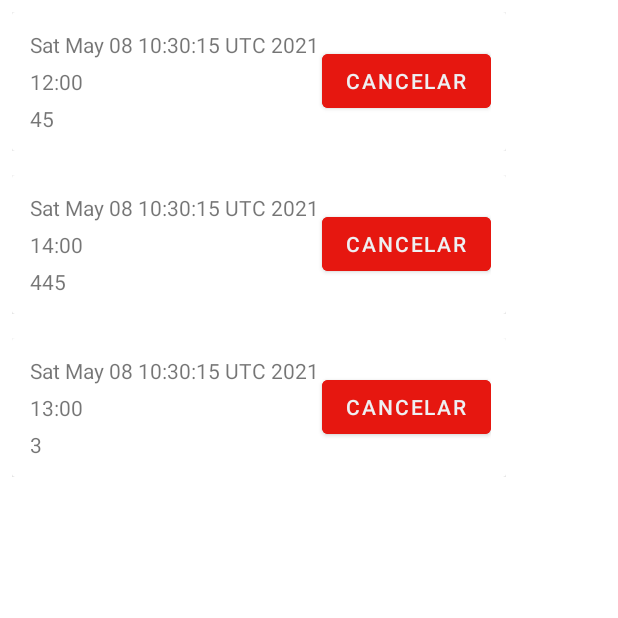
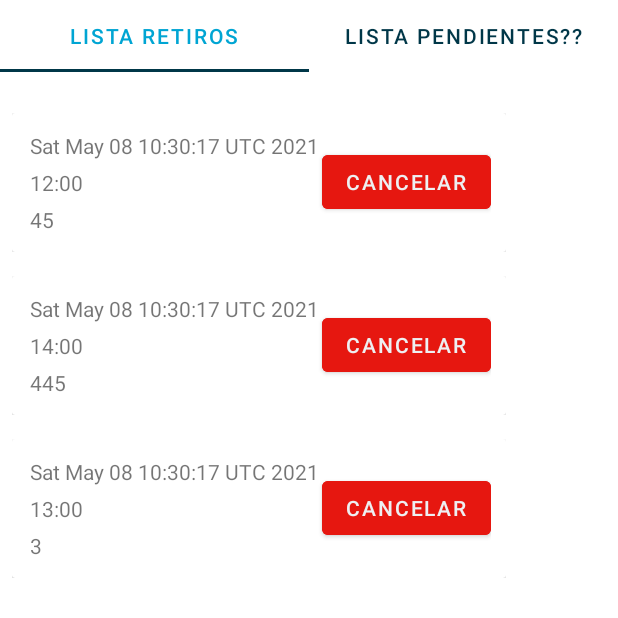
Before and after one commit to devRobots/reciclapp, an Android app: the RetirosFragment screen opened through its navigation route, on a phone screen of 412 x 824 dp, the top half of it. Run offline under Robolectric (Android 15) with nearby library versions, the phone set to English and light mode, and no system bars.

Commit message:
Tabs con listas hecho ;)

```diff
--- /dev/null
+++ b/app/src/main/java/co/edu/uniquindio/reciclapp/adapter/TabRetiroAdapter.kt
@@ -0,0 +1,22 @@
+package co.edu.uniquindio.reciclapp.adapter
+
+import androidx.fragment.app.Fragment
+import androidx.fragment.app.FragmentActivity
+import androidx.viewpager2.adapter.FragmentStateAdapter
+import co.edu.uniquindio.reciclapp.ui.fragment.ListaFragment
+
+class TabRetiroAdapter(fa: FragmentActivity) :  FragmentStateAdapter(fa) {
+
+    override fun getItemCount(): Int = 2
+
+    override fun createFragment(position: Int): Fragment {
+        return when(position){
+            0 -> { ListaFragment() }
+            1 -> { ListaFragment()
+            }
+            else -> { ListaFragment()
+            }
+        }
+    }
+
+}
--- /dev/null
+++ b/app/src/main/java/co/edu/uniquindio/reciclapp/ui/fragment/ListaFragment.kt
@@ -0,0 +1,54 @@
+package co.edu.uniquindio.reciclapp.ui.fragment
+
+import android.os.Bundle
+import android.view.LayoutInflater
+import android.view.View
+import android.view.ViewGroup
+import androidx.fragment.app.Fragment
+import androidx.recyclerview.widget.LinearLayoutManager
+import androidx.recyclerview.widget.RecyclerView
+import co.edu.uniquindio.reciclapp.R
+import co.edu.uniquindio.reciclapp.adapter.ListRetiroAdapter
+import co.edu.uniquindio.reciclapp.model.Retiro
+import java.util.*
+import kotlin.collections.ArrayList
+
+
+/**
+ * A simple [Fragment] subclass.
+ * Use the [ListaFragment.newInstance] factory method to
+ * create an instance of this fragment.
+ */
+class ListaFragment : Fragment() {
+
+    private lateinit var recyclerView: RecyclerView
+
+    override fun onCreateView(
+        inflater: LayoutInflater, container: ViewGroup?,
+        savedInstanceState: Bundle?
+    ): View? {
+        // Inflate the layout for this fragment
+        val view = inflater.inflate(R.layout.fragment_lista, container, false)
+
+        recyclerView = view.findViewById(R.id.rcvRetiroRealizado)
+
+
+        return view
+    }
+
+    override fun onActivityCreated(savedInstanceState: Bundle?) {
+        super.onActivityCreated(savedInstanceState)
+
+
+        recyclerView.setHasFixedSize(true)
+        recyclerView.layoutManager = LinearLayoutManager(activity)
+
+        val elements = ArrayList<Retiro>()
+        elements.add( Retiro( Date(),"12:00",45))
+        elements.add( Retiro( Date(),"14:00",445))
+        elements.add( Retiro( Date(),"13:00",3))
+        recyclerView.adapter = ListRetiroAdapter(elements, activity)
+
+    }
+
+}
--- a/app/src/main/java/co/edu/uniquindio/reciclapp/ui/fragment/RegistroFragment.kt
+++ b/app/src/main/java/co/edu/uniquindio/reciclapp/ui/fragment/RegistroFragment.kt
@@ -6,9 +6,11 @@ import android.view.LayoutInflater
 import android.view.View
 import android.view.ViewGroup
 import androidx.recyclerview.widget.LinearLayoutManager
+import androidx.viewpager.widget.ViewPager
 import co.edu.uniquindio.reciclapp.R
 import co.edu.uniquindio.reciclapp.adapter.ListRetiroAdapter
 import co.edu.uniquindio.reciclapp.model.Retiro
+import com.google.android.material.tabs.TabLayout
 import java.util.*
 import kotlin.collections.ArrayList
 
--- a/app/src/main/java/co/edu/uniquindio/reciclapp/ui/fragment/RetirosFragment.kt
+++ b/app/src/main/java/co/edu/uniquindio/reciclapp/ui/fragment/RetirosFragment.kt
@@ -5,37 +5,53 @@ import android.view.LayoutInflater
 import android.view.View
 import android.view.ViewGroup
 import androidx.fragment.app.Fragment
-import androidx.recyclerview.widget.LinearLayoutManager
-import androidx.recyclerview.widget.RecyclerView
+import androidx.fragment.app.FragmentActivity
+import androidx.viewpager2.widget.ViewPager2
 import co.edu.uniquindio.reciclapp.R
-import co.edu.uniquindio.reciclapp.adapter.ListRetiroAdapter
-import co.edu.uniquindio.reciclapp.model.Retiro
-import java.util.*
-import kotlin.collections.ArrayList
+import co.edu.uniquindio.reciclapp.adapter.TabRetiroAdapter
+import com.google.android.material.tabs.TabLayout
+import com.google.android.material.tabs.TabLayoutMediator
 
 class RetirosFragment : Fragment() {
 
-    private lateinit var recyclerView: RecyclerView
+    private lateinit var tabLayout: TabLayout
+    private lateinit var viewPager: ViewPager2
+
+    //private val adapter by lazy { TabRetiroAdapter(requireContext() as FragmentActivity) }
 
     override fun onCreateView(
         inflater: LayoutInflater,
         container: ViewGroup?,
         savedInstanceState: Bundle?
-    ): View? {
+
+        ): View? {
         val root = inflater.inflate(R.layout.fragment_retiros, container, false)
-        recyclerView = root.findViewById(R.id.rcvRetiroRealizado)
+
+        tabLayout = root.findViewById(R.id.tab_layout)
+        viewPager = root.findViewById(R.id.view_pager)
+
         return root
     }
 
     override fun onActivityCreated(savedInstanceState: Bundle?) {
         super.onActivityCreated(savedInstanceState)
-        recyclerView.setHasFixedSize(true)
-        recyclerView.layoutManager = LinearLayoutManager(activity)
 
-        val elements = ArrayList<Retiro>()
-        elements.add( Retiro( Date(),"12:00",45))
-        elements.add( Retiro( Date(),"14:00",445))
-        elements.add( Retiro( Date(),"13:00",3))
-        recyclerView.adapter = ListRetiroAdapter(elements, activity)
+
+
+        val adapter = TabRetiroAdapter(context as FragmentActivity)
+        viewPager.adapter = adapter
+        val tabLayoutMediator = TabLayoutMediator(tabLayout, viewPager,
+                TabLayoutMediator.TabConfigurationStrategy{ tab, position ->
+                    when(position){
+                        0 -> {
+                            tab.text = "Lista Retiros" }
+                        1 -> {
+                            tab.text = "Lista Pendientes??"
+                        }
+                    }
+                })
+        tabLayoutMediator.attach()
+
     }
+
 }
--- /dev/null
+++ b/app/src/main/res/layout/fragment_lista.xml
@@ -0,0 +1,20 @@
+<?xml version="1.0" encoding="utf-8"?>
+<LinearLayout xmlns:android="http://schemas.android.com/apk/res/android"
+    xmlns:tools="http://schemas.android.com/tools"
+    android:layout_width="match_parent"
+    android:layout_height="match_parent"
+    android:layout_margin="10dp"
+    android:orientation="vertical"
+    tools:context=".ui.fragment.ListaFragment" >
+
+    <TextView
+        android:id="@+id/text_View"
+        android:layout_width="match_parent"
+        android:layout_height="wrap_content" />
+
+    <androidx.recyclerview.widget.RecyclerView
+        android:id="@+id/rcvRetiroRealizado"
+        android:layout_width="match_parent"
+        android:layout_height="match_parent" />
+
+</LinearLayout>
--- a/app/src/main/res/layout/fragment_retiros.xml
+++ b/app/src/main/res/layout/fragment_retiros.xml
@@ -7,50 +7,17 @@
     android:orientation="vertical"
     tools:context=".ui.fragment.RetirosFragment" >
 
-    <TabHost
+    <com.google.android.material.tabs.TabLayout
         android:layout_width="match_parent"
-        android:layout_height="match_parent">
+        android:layout_height="wrap_content"
+        android:id="@+id/tab_layout"
+        app:tabTextColor="@color/dark_gray"
+        app:tabIndicatorColor="@color/dark_gray"
+        app:tabSelectedTextColor="@color/secundario"/>
 
-        <LinearLayout
-            android:layout_width="match_parent"
-            android:layout_height="match_parent"
-            android:orientation="vertical">
+    <androidx.viewpager2.widget.ViewPager2
+        android:id="@+id/view_pager"
+        android:layout_width="match_parent"
+        android:layout_height="match_parent"/>
 
-            <TabWidget
-                android:id="@android:id/tabs"
-                android:layout_width="match_parent"
-                android:layout_height="wrap_content" />
-
-            <FrameLayout
-                android:id="@android:id/tabcontent"
-                android:layout_width="match_parent"
-                android:layout_height="match_parent">
-
-                <LinearLayout
-                    android:id="@+id/tab1"
-                    android:layout_width="match_parent"
-                    android:layout_height="match_parent"
-                    android:orientation="vertical">
-
-                    <androidx.recyclerview.widget.RecyclerView
-                        android:id="@+id/rcvRetiroPendiente"
-                        android:layout_width="match_parent"
-                        android:layout_height="match_parent" />
-                </LinearLayout>
-
-                <LinearLayout
-                    android:id="@+id/tab2"
-                    android:layout_width="match_parent"
-                    android:layout_height="match_parent"
-                    android:orientation="vertical">
-
-                    <androidx.recyclerview.widget.RecyclerView
-                        android:id="@+id/rcvRetiroRealizado"
-                        android:layout_width="match_parent"
-                        android:layout_height="match_parent" />
-                </LinearLayout>
-
-            </FrameLayout>
-        </LinearLayout>
-    </TabHost>
 </LinearLayout>
--- a/build.gradle
+++ b/build.gradle
@@ -6,7 +6,7 @@ buildscript {
         jcenter()
     }
     dependencies {
-        classpath "com.android.tools.build:gradle:4.1.2"
+        classpath 'com.android.tools.build:gradle:4.1.3'
         classpath "org.jetbrains.kotlin:kotlin-gradle-plugin:$kotlin_version"
 
         // NOTE: Do not place your application dependencies here; they belong
```
